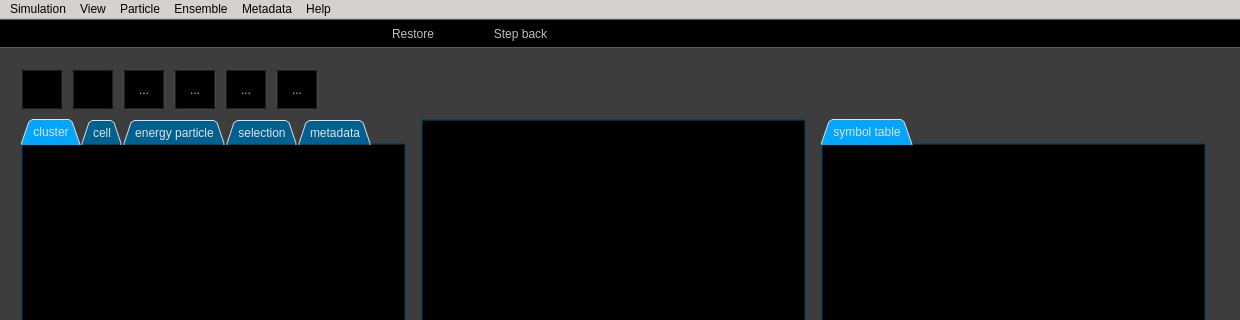
Above: source/gui/mainwindow.ui from chrxh/alien before the change; both pictures show x 0 to 1240 and y 0 to 320 of the 1240 by 830 pixel window. Below: the same form after it.
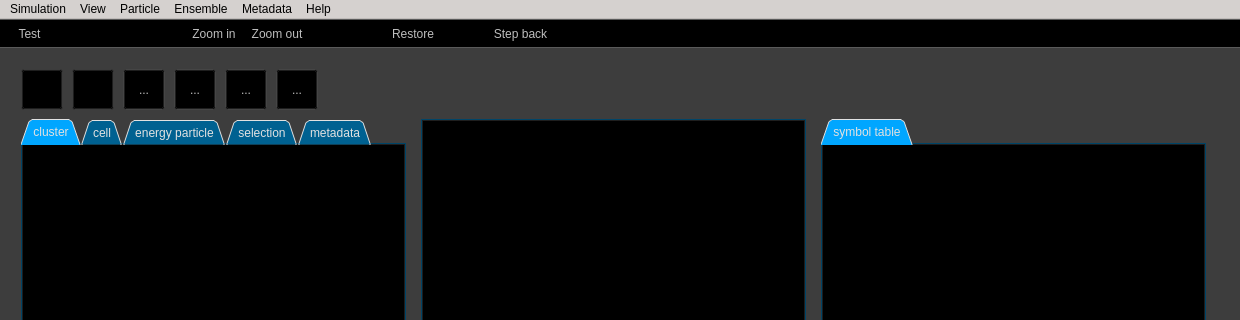
That is the form after the change. The open tabs and pages were chosen to show the change. Icons and pictures are not drawn. Custom widgets are drawn as their Qt base class.

```diff
--- a/source/gui/mainwindow.ui
+++ b/source/gui/mainwindow.ui
@@ -3486,6 +3486,9 @@
    <property name="checked">
     <bool>false</bool>
    </property>
+   <property name="enabled">
+    <bool>false</bool>
+   </property>
    <property name="icon">
     <iconset resource="resources/ressources.qrc">
      <normaloff>:/Icons/microscope.png</normaloff>:/Icons/microscope.png</iconset>
@@ -3542,6 +3545,9 @@
    </property>
   </action>
   <action name="actionZoomIn">
+   <property name="enabled">
+    <bool>false</bool>
+   </property>
    <property name="icon">
     <iconset resource="resources/ressources.qrc">
      <normaloff>:/Icons/zoom_in.png</normaloff>:/Icons/zoom_in.png</iconset>
@@ -3551,6 +3557,9 @@
    </property>
   </action>
   <action name="actionZoomOut">
+   <property name="enabled">
+    <bool>false</bool>
+   </property>
    <property name="icon">
     <iconset resource="resources/ressources.qrc">
      <normaloff>:/Icons/zoom_out.png</normaloff>:/Icons/zoom_out.png</iconset>
```
Left out of the diff: 6 changed lines with no effect on the pictures.
